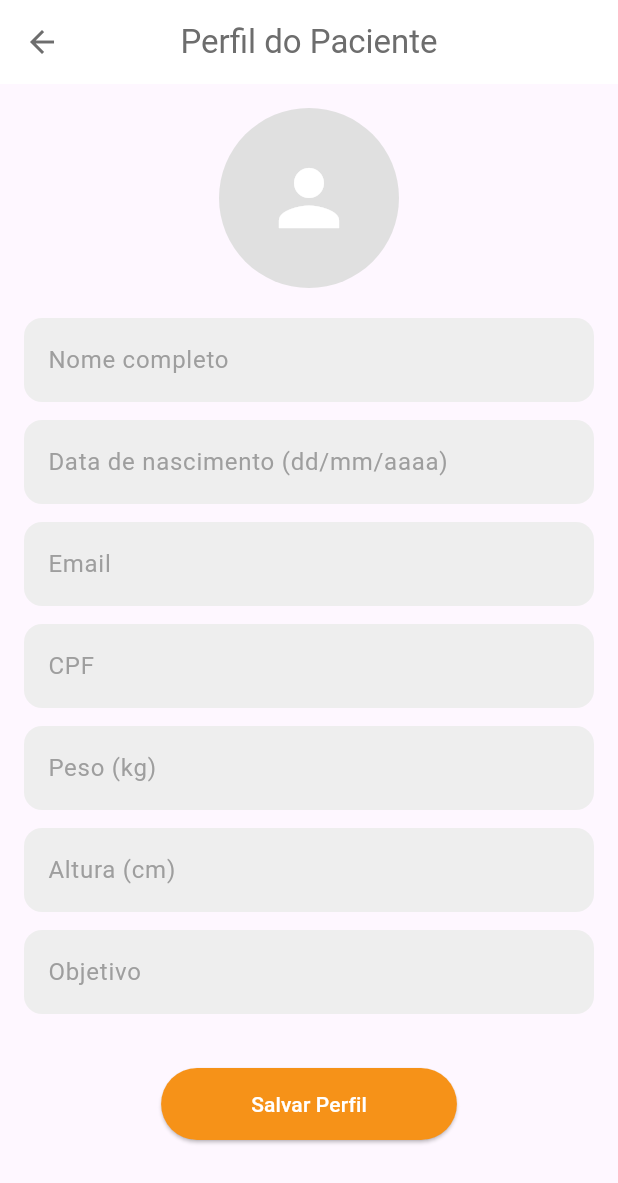
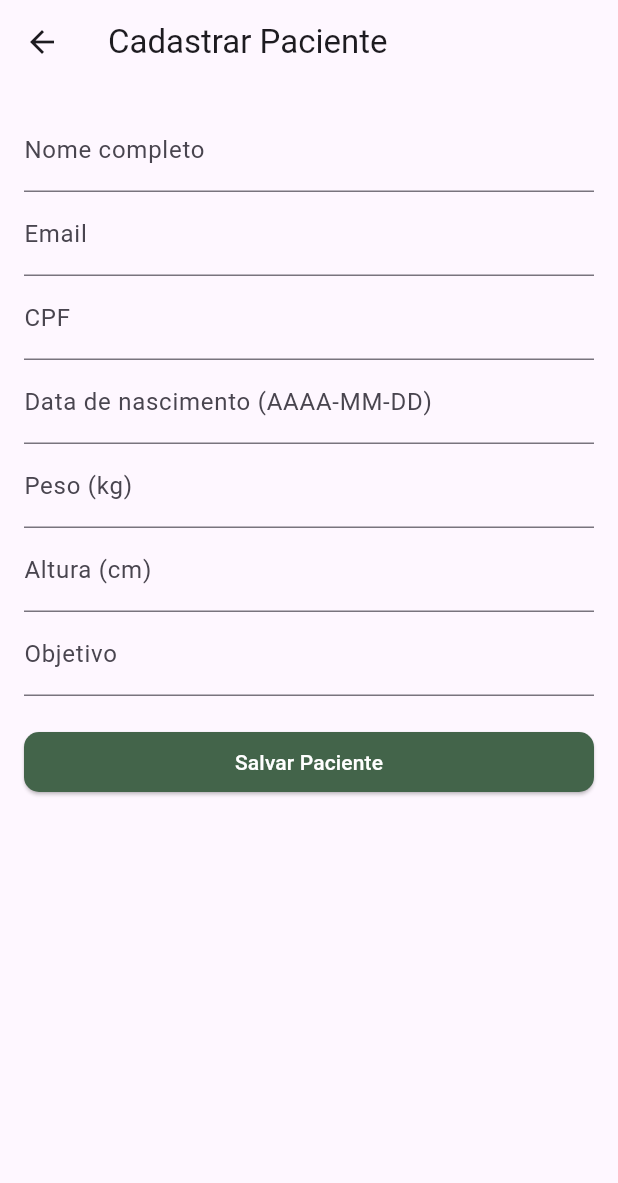
Before and after one commit to marcelemrofka/LifeBalanceApp, a Flutter app: the TelaCadastroPaciente screen opened by its route, on a phone screen of 412 x 824 dp. Shown: the top 1183 px of the screen. Run offline on Flutter 3.47's test engine with Material 3 defaults, Android fonts, the phone set to English and light mode, and no system bars; our stand-ins replace cloud_firestore, firebase_auth, firebase_core, image_picker, shared_preferences, table_calendar; missing offline and left inert: percentages_with_animation; accounts and stored records are empty.

Commit message:
Cadastro Paciente

```diff
--- a/lib/view/tela_cadastro.dart
+++ b/lib/view/tela_cadastro.dart
@@ -119,7 +119,7 @@ class _TelaCadastroFormState extends State<TelaCadastroForm>
                       return;
                     }
 
-                    final sucesso = await viewModel.cadastrarUsuario(
+                    final sucesso = await viewModel.cadastrarUsuarioGeral(
                       nome: nomeController.text,
                       email: emailController.text.trim(),
                       senha: senhaController.text.trim(),
--- a/lib/view/tela_cadastro_paciente.dart
+++ b/lib/view/tela_cadastro_paciente.dart
@@ -1,200 +1,124 @@
-import 'dart:io';
-import 'package:app/utils/color.dart';
 import 'package:flutter/material.dart';
-import 'package:image_picker/image_picker.dart';
-import 'package:cloud_firestore/cloud_firestore.dart';
-import 'package:firebase_auth/firebase_auth.dart';
+import 'package:provider/provider.dart';
+import '../viewmodel/cadastro_viewmodel.dart';
 import 'package:intl/intl.dart';
 
 class TelaCadastroPaciente extends StatefulWidget {
   const TelaCadastroPaciente({super.key});
-
   @override
   State<TelaCadastroPaciente> createState() => _TelaCadastroPacienteState();
 }
 
 class _TelaCadastroPacienteState extends State<TelaCadastroPaciente> {
-  final _formKey = GlobalKey<FormState>();
-  final picker = ImagePicker();
-  File? _imageFile;
-
-  final TextEditingController nomeController = TextEditingController();
-  final TextEditingController dataNascimentoController =
-      TextEditingController();
-  final TextEditingController emailController = TextEditingController();
-  final TextEditingController cpfController = TextEditingController();
-  final TextEditingController pesoController = TextEditingController();
-  final TextEditingController alturaController = TextEditingController();
-  final TextEditingController objetivoController = TextEditingController();
-
+  final nomeController = TextEditingController();
+  final emailController = TextEditingController();
+  final cpfController = TextEditingController();
+  final dataNascimentoController = TextEditingController();
+  final pesoController = TextEditingController();
+  final alturaController = TextEditingController();
+  final objetivoController = TextEditingController();
   int? idade;
 
-  Future<void> _pickImage() async {
-    final pickedFile = await picker.pickImage(source: ImageSource.gallery);
-    if (pickedFile != null) {
-      setState(() {
-        _imageFile = File(pickedFile.path);
-      });
+  void calcularIdade(String data) {
+    try {
+      final nascimento = DateTime.parse(data);
+      final hoje = DateTime.now();
+      final anos = hoje.year -
+          nascimento.year -
+          ((hoje.month < nascimento.month ||
+                  (hoje.month == nascimento.month && hoje.day < nascimento.day))
+              ? 1
+              : 0);
+      setState(() => idade = anos);
+    } catch (_) {
+      setState(() => idade = null);
     }
   }
 
-  void _calcularIdade(String dataStr) {
-    try {
-      DateTime nascimento = DateFormat('dd/MM/yyyy').parse(dataStr);
-      DateTime hoje = DateTime.now();
-      int anos = hoje.year - nascimento.year;
-      if (hoje.month < nascimento.month ||
-          (hoje.month == nascimento.month && hoje.day < nascimento.day)) {
-        anos--;
-      }
-      setState(() => idade = anos);
-    } catch (_) {
-      idade = null;
-    }
-  }
-
-  Future<void> _salvarPerfil() async {
-    if (!_formKey.currentState!.validate()) return;
-
-    final user = FirebaseAuth.instance.currentUser;
-    if (user == null) return;
-
-    String? fotoUrl;
-
-    if (_imageFile != null) {
-      // Upload da imagem
-    }
-
-    await FirebaseFirestore.instance.collection('usuarios').doc(user.uid).set({
-      'nome': nomeController.text.trim(),
-      'data_nascimento': dataNascimentoController.text.trim(),
-      'idade': idade,
-      'email': emailController.text.trim(),
-      'cpf': cpfController.text.trim(),
-      'peso': double.tryParse(pesoController.text.trim()) ?? 0,
-      'altura': double.tryParse(alturaController.text.trim()) ?? 0,
-      'objetivo': objetivoController.text.trim(),
-      'tp_user': false,
-      'foto_url': fotoUrl,
-      'nutricionista': user.uid,
-      'criado_em': FieldValue.serverTimestamp(),
-    });
-
-    ScaffoldMessenger.of(context).showSnackBar(
-      const SnackBar(content: Text("Perfil salvo com sucesso!")),
-    );
-
-    Navigator.pop(context);
+  @override
+  void dispose() {
+    nomeController.dispose();
+    dataNascimentoController.dispose();
+    emailController.dispose();
+    cpfController.dispose();
+    pesoController.dispose();
+    alturaController.dispose();
+    objetivoController.dispose();
+    super.dispose();
   }
 
   @override
   Widget build(BuildContext context) {
+    final cadastroVM = Provider.of<CadastroViewModel>(context);
+
     return Scaffold(
-      appBar: AppBar(
-        backgroundColor: Colors.white,
-        elevation: 0,
-        leading: IconButton(
-          icon: const Icon(Icons.arrow_back, color: AppColors.midText),
-          onPressed: () => Navigator.pop(context),
-        ),
-        title: const Text(
-          "Perfil do Paciente",
-          style: TextStyle(color: AppColors.midText),
-        ),
-        centerTitle: true,
-      ),
-      body: SingleChildScrollView(
-        padding: const EdgeInsets.all(16),
-        child: Form(
-          key: _formKey,
-          child: Column(
+      appBar: AppBar(title: const Text("Cadastrar Paciente")),
+      body: Padding(
+        padding: const EdgeInsets.all(16.0),
+        child: ListView(
           children: [
-              GestureDetector(
-                onTap: _pickImage,
-                child: CircleAvatar(
-                  radius: 60,
-                  backgroundColor: Colors.grey[300],
-                  backgroundImage:
-                      _imageFile != null ? FileImage(_imageFile!) : null,
-                  child: _imageFile == null
-                      ? const Icon(Icons.person, size: 60, color: Colors.white)
-                      : null,
-                ),
-              ),
-              const SizedBox(height: 20),
-              _buildTextField(nomeController, "Nome completo"),
-              _buildTextField(
-                dataNascimentoController,
-                "Data de nascimento (dd/mm/aaaa)",
-                keyboardType: TextInputType.datetime,
-                onChanged: _calcularIdade,
+            TextField(
+                controller: nomeController,
+                decoration: const InputDecoration(labelText: "Nome completo")),
+            TextField(
+                controller: emailController,
+                decoration: const InputDecoration(labelText: "Email")),
+            TextField(
+                controller: cpfController,
+                decoration: const InputDecoration(labelText: "CPF")),
+            TextField(
+              controller: dataNascimentoController,
+              decoration: const InputDecoration(
+                  labelText: "Data de nascimento (AAAA-MM-DD)"),
+              onChanged: calcularIdade,
             ),
             if (idade != null)
               Text("Idade: $idade anos",
-                    style: const TextStyle(fontSize: 14)),
-              _buildTextField(emailController, "Email",
-                  keyboardType: TextInputType.emailAddress),
-              _buildTextField(cpfController, "CPF"),
-              _buildTextField(pesoController, "Peso (kg)",
-                  keyboardType: TextInputType.number),
-              _buildTextField(alturaController, "Altura (cm)",
-                  keyboardType: TextInputType.number),
-              _buildTextField(objetivoController, "Objetivo"),
-              const SizedBox(height: 24),
+                  style: const TextStyle(fontWeight: FontWeight.bold)),
+            TextField(
+                controller: pesoController,
+                decoration: const InputDecoration(labelText: "Peso (kg)")),
+            TextField(
+                controller: alturaController,
+                decoration: const InputDecoration(labelText: "Altura (cm)")),
+            TextField(
+                controller: objetivoController,
+                decoration: const InputDecoration(labelText: "Objetivo")),
+            const SizedBox(height: 20),
             ElevatedButton(
-                onPressed: _salvarPerfil,
-                style: ElevatedButton.styleFrom(
-                  backgroundColor: AppColors.laranja,
-                  padding:
-                      const EdgeInsets.symmetric(horizontal: 60, vertical: 14),
-                  shape: RoundedRectangleBorder(
-                      borderRadius: BorderRadius.circular(30)),
-                ),
-                child: const Text("Salvar Perfil",
-                    style: TextStyle(color: Colors.white)),
+              onPressed: cadastroVM.carregando
+                  ? null
+                  : () async {
+                      final sucesso = await cadastroVM.cadastrarPaciente(
+                        nome: nomeController.text.trim(),
+                        email: emailController.text.trim(),
+                        cpf: cpfController.text.trim(),
+                        dataNascimento: dataNascimentoController.text.trim(),
+                        peso: double.parse(pesoController.text.trim()),
+                        altura: double.parse(alturaController.text.trim()),
+                        objetivo: objetivoController.text.trim(),
+                      );
+
+                      if (sucesso) {
+                        ScaffoldMessenger.of(context).showSnackBar(
+                          const SnackBar(content: Text("Paciente cadastrado!")),
+                        );
+                        Navigator.pop(context);
+                      } else {
+                        ScaffoldMessenger.of(context).showSnackBar(
+                          SnackBar(
+                              content: Text(
+                                  cadastroVM.erro ?? "Erro ao cadastrar.")),
+                        );
+                      }
+                    },
+              child: cadastroVM.carregando
+                  ? const CircularProgressIndicator(color: Colors.white)
+                  : const Text("Salvar Paciente"),
             ),
           ],
         ),
       ),
-      ),
-    );
-  }
-
-  Widget _buildTextField(
-    TextEditingController controller,
-    String label, {
-    TextInputType keyboardType = TextInputType.text,
-    Function(String)? onChanged,
-  }) {
-    return Padding(
-      padding: const EdgeInsets.only(bottom: 12.0),
-      child: TextFormField(
-        controller: controller,
-        keyboardType: keyboardType,
-        decoration: InputDecoration(
-          labelText: label,
-          filled: true,
-          fillColor: Colors.grey[200],
-          labelStyle: const TextStyle(color: Colors.grey),
-          border: OutlineInputBorder(
-            borderRadius: BorderRadius.circular(12),
-            borderSide: BorderSide.none,
-          ),
-          enabledBorder: OutlineInputBorder(
-            borderRadius: BorderRadius.circular(12),
-            borderSide: const BorderSide(color: Colors.transparent),
-          ),
-          focusedBorder: OutlineInputBorder(
-            borderRadius: BorderRadius.circular(12),
-            borderSide: const BorderSide(color: AppColors.verdeBg, width: 2),
-          ),
-        ),
-        validator: (value) {
-          if (value == null || value.isEmpty) return 'Preencha este campo';
-          return null;
-        },
-        onChanged: onChanged,
-      ),
     );
   }
 }
```
Also changed, not shown: lib/main.dart (+8 -1 lines), lib/view/tela_ativacao.dart (added, +73 -0 lines), lib/viewmodel/cadastro_viewmodel.dart (+161 -5 lines), lib/widgets/popup_login.dart (+13 -0 lines), pubspec.lock. Lines whose indentation alone changed are shown as unchanged.
